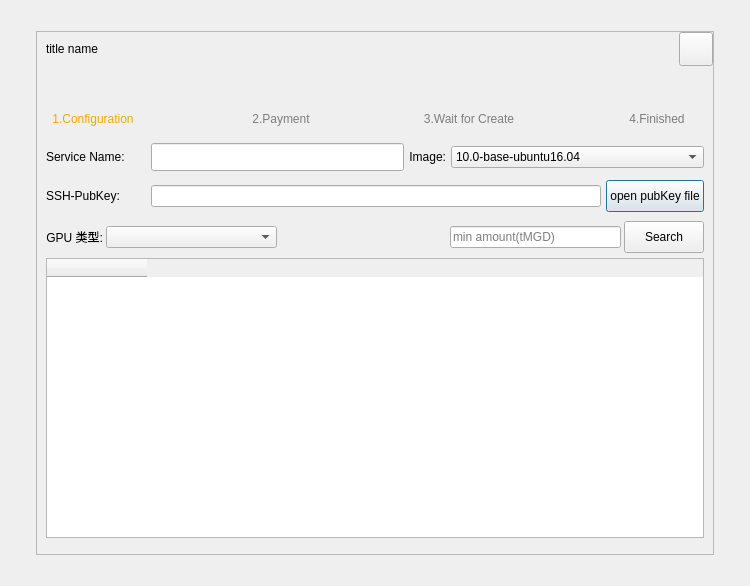
The window that src/qt/forms/adddockerservicedlg.ui (MassGrid/MassGrid) describes before a commit, drawn with Qt 5.
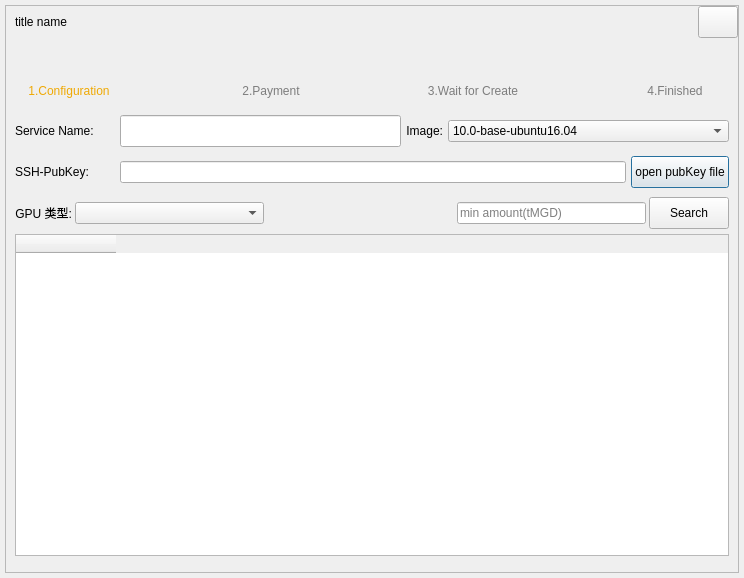
The same window after the commit. Icons and pictures are not drawn. Custom widgets are drawn as their Qt base class.

The edit to the form file:
```diff
--- a/src/qt/forms/adddockerservicedlg.ui
+++ b/src/qt/forms/adddockerservicedlg.ui
@@ -6,8 +6,8 @@
    <rect>
     <x>0</x>
     <y>0</y>
-    <width>750</width>
-    <height>586</height>
+    <width>744</width>
+    <height>578</height>
    </rect>
   </property>
   <property name="maximumSize">
@@ -23,6 +23,18 @@
    <string notr="true"/>
   </property>
   <layout class="QGridLayout" name="gridLayout">
+   <property name="leftMargin">
+    <number>5</number>
+   </property>
+   <property name="topMargin">
+    <number>5</number>
+   </property>
+   <property name="rightMargin">
+    <number>5</number>
+   </property>
+   <property name="bottomMargin">
+    <number>5</number>
+   </property>
    <item row="0" column="0">
     <widget class="QWidget" name="centerWin" native="true">
      <property name="styleSheet">
@@ -30,16 +42,16 @@
      </property>
      <layout class="QGridLayout" name="gridLayout_3">
       <property name="leftMargin">
-       <number>25</number>
+       <number>0</number>
       </property>
       <property name="topMargin">
-       <number>20</number>
+       <number>0</number>
       </property>
       <property name="rightMargin">
-       <number>25</number>
+       <number>0</number>
       </property>
       <property name="bottomMargin">
-       <number>20</number>
+       <number>0</number>
       </property>
       <item row="0" column="0">
        <widget class="QFrame" name="mainframe">
@@ -97,14 +109,14 @@
             <widget class="QPushButton" name="cancelButton">
              <property name="minimumSize">
               <size>
-               <width>34</width>
-               <height>34</height>
+               <width>32</width>
+               <height>32</height>
               </size>
              </property>
              <property name="maximumSize">
               <size>
-               <width>34</width>
-               <height>34</height>
+               <width>16777215</width>
+               <height>16777215</height>
               </size>
              </property>
              <property name="focusPolicy">
@@ -1011,7 +1023,7 @@
                   </property>
                   <property name="maximumSize">
                    <size>
-                    <width>80</width>
+                    <width>16777215</width>
                     <height>16777215</height>
                    </size>
                   </property>
@@ -1822,17 +1834,17 @@
   </layout>
  </widget>
  <customwidgets>
-  <customwidget>
-   <class>QValidatedLineEdit</class>
-   <extends>QLineEdit</extends>
-   <header>qvalidatedlineedit.h</header>
-  </customwidget>
   <customwidget>
    <class>MassGridAmountField</class>
    <extends>QLineEdit</extends>
    <header>massgridamountfield.h</header>
    <container>1</container>
   </customwidget>
+  <customwidget>
+   <class>QValidatedLineEdit</class>
+   <extends>QLineEdit</extends>
+   <header>qvalidatedlineedit.h</header>
+  </customwidget>
  </customwidgets>
  <resources/>
  <connections/>
```
